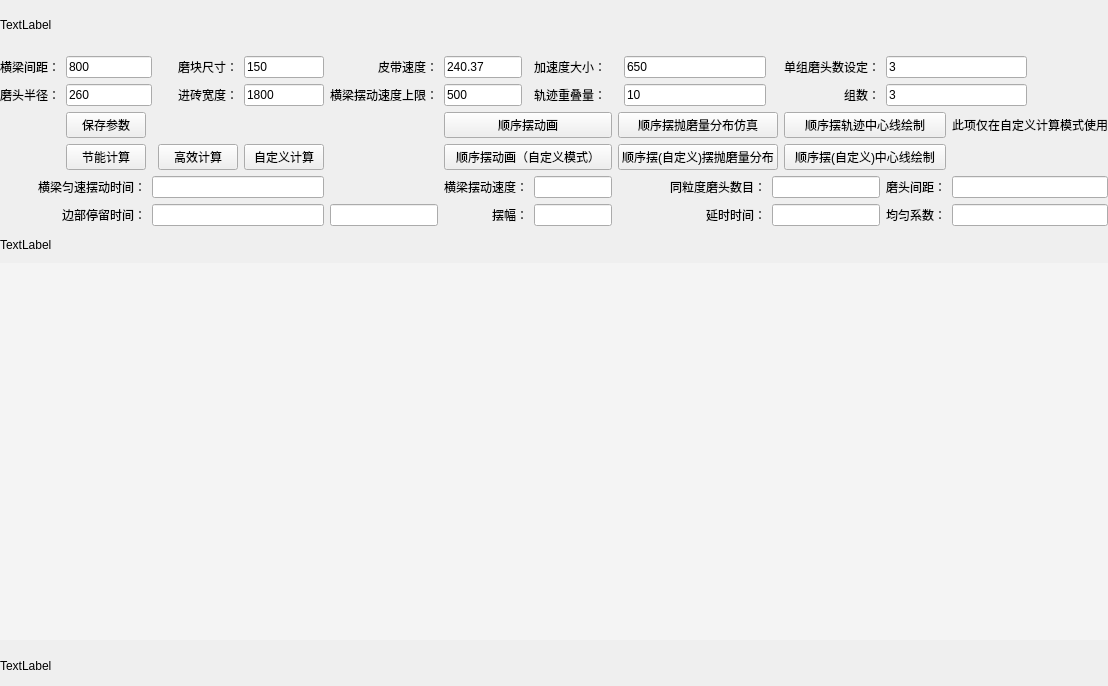
Above: Single_Calc.ui from wuheideyun/PolishingParameterNew before the change. Below: the same form after it.
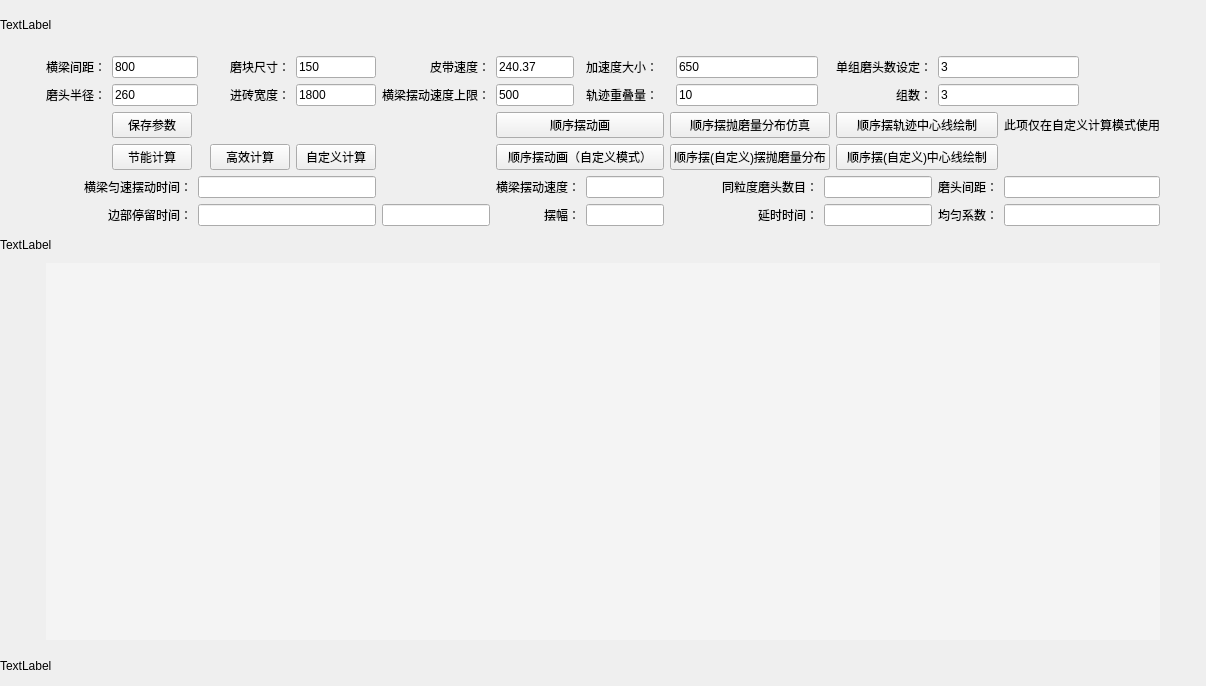
That is the form after the change.

The edit to the form file:
```diff
--- a/Single_Calc.ui
+++ b/Single_Calc.ui
@@ -6,7 +6,7 @@
    <rect>
     <x>0</x>
     <y>0</y>
-    <width>1045</width>
+    <width>1145</width>
     <height>686</height>
    </rect>
   </property>
@@ -27,317 +27,408 @@
     <property name="bottomMargin">
      <number>0</number>
     </property>
-    <item row="5" column="11">
-     <widget class="QLabel" name="label_num">
-      <property name="text">
-       <string>&lt;html&gt;&lt;head/&gt;&lt;body&gt;&lt;p align=&quot;right&quot;&gt;同粒度磨头数目：&lt;/p&gt;&lt;/body&gt;&lt;/html&gt;</string>
-      </property>
-     </widget>
-    </item>
-    <item row="3" column="1">
-     <widget class="QPushButton" name="button_save_parameter">
-      <property name="text">
-       <string>保存参数</string>
-      </property>
-     </widget>
-    </item>
-    <item row="2" column="6">
-     <widget class="QLineEdit" name="lineEdit_beam_speed_up">
-      <property name="text">
-       <string>500</string>
-      </property>
-     </widget>
-    </item>
-    <item row="6" column="11">
+    <item row="6" column="13">
      <widget class="QLabel" name="label_delay_time">
       <property name="text">
        <string>&lt;html&gt;&lt;head/&gt;&lt;body&gt;&lt;p align=&quot;right&quot;&gt;延时时间：&lt;/p&gt;&lt;/body&gt;&lt;/html&gt;</string>
       </property>
      </widget>
     </item>
-    <item row="4" column="10" colspan="4">
-     <widget class="QPushButton" name="button_simulation_order_define">
-      <property name="text">
-       <string>顺序摆(自定义)摆抛磨量分布</string>
-      </property>
-     </widget>
-    </item>
-    <item row="4" column="4">
-     <widget class="QPushButton" name="button_selfdefine_calculate">
-      <property name="text">
-       <string>自定义计算</string>
-      </property>
-     </widget>
-    </item>
-    <item row="4" column="6" colspan="4">
-     <widget class="QPushButton" name="button_animation_order_define">
-      <property name="text">
-       <string>顺序摆动画（自定义模式）</string>
-      </property>
-     </widget>
-    </item>
-    <item row="4" column="14" colspan="2">
-     <widget class="QPushButton" name="button_middle_line_order_define">
-      <property name="text">
-       <string>顺序摆(自定义)中心线绘制</string>
-      </property>
-     </widget>
-    </item>
-    <item row="4" column="3">
-     <widget class="QPushButton" name="button_efficient_calculate">
-      <property name="text">
-       <string>高效计算</string>
-      </property>
-     </widget>
-    </item>
-    <item row="5" column="15">
-     <widget class="QLabel" name="label_between">
-      <property name="text">
-       <string>&lt;html&gt;&lt;head/&gt;&lt;body&gt;&lt;p align=&quot;right&quot;&gt;磨头间距：&lt;/p&gt;&lt;/body&gt;&lt;/html&gt;</string>
-      </property>
-     </widget>
-    </item>
-    <item row="1" column="4">
+    <item row="1" column="6">
      <widget class="QLineEdit" name="lineEdit_grind_size">
       <property name="text">
        <string>150</string>
       </property>
      </widget>
     </item>
-    <item row="1" column="5">
-     <widget class="QLabel" name="label_belt_speed">
+    <item row="5" column="13">
+     <widget class="QLabel" name="label_num">
       <property name="text">
-       <string>&lt;html&gt;&lt;head/&gt;&lt;body&gt;&lt;p align=&quot;right&quot;&gt;皮带速度：&lt;/p&gt;&lt;/body&gt;&lt;/html&gt;</string>
+       <string>&lt;html&gt;&lt;head/&gt;&lt;body&gt;&lt;p align=&quot;right&quot;&gt;同粒度磨头数目：&lt;/p&gt;&lt;/body&gt;&lt;/html&gt;</string>
       </property>
      </widget>
     </item>
-    <item row="2" column="4">
-     <widget class="QLineEdit" name="lineEdit_ceramic_width">
+    <item row="5" column="17">
+     <widget class="QLabel" name="label_between">
       <property name="text">
-       <string>1800</string>
+       <string>&lt;html&gt;&lt;head/&gt;&lt;body&gt;&lt;p align=&quot;right&quot;&gt;磨头间距：&lt;/p&gt;&lt;/body&gt;&lt;/html&gt;</string>
       </property>
      </widget>
     </item>
-    <item row="2" column="1" colspan="2">
-     <widget class="QLineEdit" name="lineEdit_radius">
-      <property name="text">
-       <string>260</string>
-      </property>
-     </widget>
-    </item>
-    <item row="1" column="6">
-     <widget class="QLineEdit" name="lineEdit_belt_speed">
-      <property name="text">
-       <string>240.37</string>
-      </property>
-     </widget>
-    </item>
-    <item row="1" column="1" colspan="2">
-     <widget class="QLineEdit" name="lineEdit_beam_between">
-      <property name="text">
-       <string>800</string>
-      </property>
-     </widget>
-    </item>
-    <item row="6" column="2" colspan="3">
-     <widget class="QLineEdit" name="lineEdit_stay_time">
-      <property name="text">
-       <string/>
-      </property>
-     </widget>
-    </item>
-    <item row="5" column="16" colspan="2">
-     <widget class="QLineEdit" name="lineEdit_between">
-      <property name="text">
-       <string/>
-      </property>
-     </widget>
-    </item>
-    <item row="3" column="10" colspan="4">
-     <widget class="QPushButton" name="button_simulation_order">
-      <property name="text">
-       <string>顺序摆抛磨量分布仿真</string>
-      </property>
-     </widget>
-    </item>
-    <item row="5" column="8" colspan="2">
-     <widget class="QLineEdit" name="lineEdit_beam_swing_speed">
-      <property name="text">
-       <string/>
-      </property>
-     </widget>
-    </item>
-    <item row="2" column="3">
-     <widget class="QLabel" name="label_ceramic_width">
-      <property name="text">
-       <string>&lt;html&gt;&lt;head/&gt;&lt;body&gt;&lt;p align=&quot;right&quot;&gt;进砖宽度：&lt;/p&gt;&lt;/body&gt;&lt;/html&gt;</string>
-      </property>
-     </widget>
-    </item>
-    <item row="3" column="14" colspan="2">
+    <item row="3" column="16" colspan="2">
      <widget class="QPushButton" name="button_middle_line_order">
       <property name="text">
        <string>顺序摆轨迹中心线绘制</string>
       </property>
      </widget>
     </item>
-    <item row="6" column="5">
-     <widget class="QLineEdit" name="lineEdit_self_delay_time"/>
-    </item>
-    <item row="2" column="8">
-     <widget class="QLabel" name="label_overlap">
-      <property name="text">
-       <string>&lt;html&gt;&lt;head/&gt;&lt;body&gt;&lt;p align=&quot;right&quot;&gt;轨迹重叠量：&lt;/p&gt;&lt;/body&gt;&lt;/html&gt;</string>
-      </property>
-     </widget>
-    </item>
-    <item row="5" column="6" colspan="2">
-     <widget class="QLabel" name="label_beam_swing_speed">
-      <property name="text">
-       <string>&lt;html&gt;&lt;head/&gt;&lt;body&gt;&lt;p align=&quot;right&quot;&gt;横梁摆动速度：&lt;/p&gt;&lt;/body&gt;&lt;/html&gt;</string>
-      </property>
-     </widget>
-    </item>
-    <item row="7" column="0" colspan="18">
-     <widget class="QLabel" name="label_middle">
-      <property name="minimumSize">
-       <size>
-        <width>500</width>
-        <height>0</height>
-       </size>
-      </property>
-      <property name="maximumSize">
-       <size>
-        <width>16777215</width>
-        <height>25</height>
-       </size>
-      </property>
-      <property name="text">
-       <string>TextLabel</string>
-      </property>
-     </widget>
-    </item>
-    <item row="1" column="8">
+    <item row="1" column="10">
      <widget class="QLabel" name="label_accelerate">
       <property name="text">
        <string>&lt;html&gt;&lt;head/&gt;&lt;body&gt;&lt;p align=&quot;right&quot;&gt;加速度大小：&lt;/p&gt;&lt;/body&gt;&lt;/html&gt;</string>
       </property>
      </widget>
     </item>
-    <item row="6" column="0" colspan="2">
-     <widget class="QLabel" name="label_stay_time">
+    <item row="5" column="18" colspan="2">
+     <widget class="QLineEdit" name="lineEdit_between">
       <property name="text">
-       <string>&lt;html&gt;&lt;head/&gt;&lt;body&gt;&lt;p align=&quot;right&quot;&gt;边部停留时间：&lt;/p&gt;&lt;/body&gt;&lt;/html&gt;</string>
+       <string/>
       </property>
      </widget>
     </item>
-    <item row="6" column="16" colspan="2">
-     <widget class="QLineEdit" name="lineEdit_coefficient"/>
-    </item>
-    <item row="1" column="0">
-     <widget class="QLabel" name="label_beam_between">
+    <item row="2" column="13">
+     <widget class="QLineEdit" name="lineEdit_overlap">
       <property name="text">
-       <string>&lt;html&gt;&lt;head/&gt;&lt;body&gt;&lt;p align=&quot;right&quot;&gt;横梁间距：&lt;/p&gt;&lt;/body&gt;&lt;/html&gt;</string>
+       <string>10</string>
       </property>
      </widget>
     </item>
-    <item row="3" column="6" colspan="4">
-     <widget class="QPushButton" name="button_animation_order">
-      <property name="text">
-       <string>顺序摆动画</string>
-      </property>
-     </widget>
-    </item>
-    <item row="2" column="0">
+    <item row="2" column="1">
      <widget class="QLabel" name="label_radius">
       <property name="text">
        <string>&lt;html&gt;&lt;head/&gt;&lt;body&gt;&lt;p align=&quot;right&quot;&gt;磨头半径：&lt;/p&gt;&lt;/body&gt;&lt;/html&gt;</string>
       </property>
      </widget>
     </item>
-    <item row="3" column="16" colspan="2">
-     <widget class="QLabel" name="label_tips">
-      <property name="text">
-       <string>此项仅在自定义计算模式使用</string>
-      </property>
-     </widget>
-    </item>
-    <item row="5" column="12" colspan="3">
+    <item row="5" column="14" colspan="3">
      <widget class="QLineEdit" name="lineEdit_num">
       <property name="text">
        <string/>
       </property>
      </widget>
     </item>
-    <item row="0" column="0" colspan="18">
-     <widget class="QLabel" name="label_top">
-      <property name="minimumSize">
-       <size>
-        <width>500</width>
-        <height>0</height>
-       </size>
-      </property>
-      <property name="maximumSize">
-       <size>
-        <width>16777215</width>
-        <height>50</height>
-       </size>
-      </property>
+    <item row="6" column="1" colspan="2">
+     <widget class="QLabel" name="label_stay_time">
       <property name="text">
-       <string>TextLabel</string>
+       <string>&lt;html&gt;&lt;head/&gt;&lt;body&gt;&lt;p align=&quot;right&quot;&gt;边部停留时间：&lt;/p&gt;&lt;/body&gt;&lt;/html&gt;</string>
       </property>
      </widget>
     </item>
-    <item row="4" column="1">
+    <item row="4" column="2">
      <widget class="QPushButton" name="button_energy_calculate">
       <property name="text">
        <string>节能计算</string>
       </property>
      </widget>
     </item>
-    <item row="1" column="3">
+    <item row="1" column="13">
+     <widget class="QLineEdit" name="lineEdit_accelerate">
+      <property name="text">
+       <string>650</string>
+      </property>
+     </widget>
+    </item>
+    <item row="5" column="10" colspan="2">
+     <widget class="QLineEdit" name="lineEdit_beam_swing_speed">
+      <property name="text">
+       <string/>
+      </property>
+     </widget>
+    </item>
+    <item row="5" column="1" colspan="2">
+     <widget class="QLabel" name="label_beam_constant_time">
+      <property name="text">
+       <string>&lt;html&gt;&lt;head/&gt;&lt;body&gt;&lt;p align=&quot;right&quot;&gt;横梁匀速摆动时间：&lt;/p&gt;&lt;/body&gt;&lt;/html&gt;</string>
+      </property>
+     </widget>
+    </item>
+    <item row="2" column="16">
+     <widget class="QLabel" name="label_group_count">
+      <property name="text">
+       <string>&lt;html&gt;&lt;head/&gt;&lt;body&gt;&lt;p align=&quot;right&quot;&gt;组数：&lt;/p&gt;&lt;/body&gt;&lt;/html&gt;</string>
+      </property>
+     </widget>
+    </item>
+    <item row="2" column="7">
+     <widget class="QLabel" name="label_beam_speed_up">
+      <property name="text">
+       <string>&lt;html&gt;&lt;head/&gt;&lt;body&gt;&lt;p align=&quot;right&quot;&gt;横梁摆动速度上限：&lt;/p&gt;&lt;/body&gt;&lt;/html&gt;</string>
+      </property>
+     </widget>
+    </item>
+    <item row="4" column="6">
+     <widget class="QPushButton" name="button_selfdefine_calculate">
+      <property name="text">
+       <string>自定义计算</string>
+      </property>
+     </widget>
+    </item>
+    <item row="2" column="17" colspan="2">
+     <widget class="QLineEdit" name="lineEdit_group_count">
+      <property name="text">
+       <string>3</string>
+      </property>
+     </widget>
+    </item>
+    <item row="2" column="8">
+     <widget class="QLineEdit" name="lineEdit_beam_speed_up">
+      <property name="text">
+       <string>500</string>
+      </property>
+     </widget>
+    </item>
+    <item row="3" column="18" colspan="2">
+     <widget class="QLabel" name="label_tips">
+      <property name="text">
+       <string>此项仅在自定义计算模式使用</string>
+      </property>
+     </widget>
+    </item>
+    <item row="3" column="8" colspan="4">
+     <widget class="QPushButton" name="button_animation_order">
+      <property name="text">
+       <string>顺序摆动画</string>
+      </property>
+     </widget>
+    </item>
+    <item row="4" column="8" colspan="4">
+     <widget class="QPushButton" name="button_animation_order_define">
+      <property name="text">
+       <string>顺序摆动画（自定义模式）</string>
+      </property>
+     </widget>
+    </item>
+    <item row="6" column="8" colspan="2">
+     <widget class="QLabel" name="label_swing">
+      <property name="text">
+       <string>&lt;html&gt;&lt;head/&gt;&lt;body&gt;&lt;p align=&quot;right&quot;&gt;摆幅：&lt;/p&gt;&lt;/body&gt;&lt;/html&gt;</string>
+      </property>
+     </widget>
+    </item>
+    <item row="4" column="16" colspan="2">
+     <widget class="QPushButton" name="button_middle_line_order_define">
+      <property name="text">
+       <string>顺序摆(自定义)中心线绘制</string>
+      </property>
+     </widget>
+    </item>
+    <item row="3" column="2">
+     <widget class="QPushButton" name="button_save_parameter">
+      <property name="text">
+       <string>保存参数</string>
+      </property>
+     </widget>
+    </item>
+    <item row="2" column="10">
+     <widget class="QLabel" name="label_overlap">
+      <property name="text">
+       <string>&lt;html&gt;&lt;head/&gt;&lt;body&gt;&lt;p align=&quot;right&quot;&gt;轨迹重叠量：&lt;/p&gt;&lt;/body&gt;&lt;/html&gt;</string>
+      </property>
+     </widget>
+    </item>
+    <item row="5" column="8" colspan="2">
+     <widget class="QLabel" name="label_beam_swing_speed">
+      <property name="text">
+       <string>&lt;html&gt;&lt;head/&gt;&lt;body&gt;&lt;p align=&quot;right&quot;&gt;横梁摆动速度：&lt;/p&gt;&lt;/body&gt;&lt;/html&gt;</string>
+      </property>
+     </widget>
+    </item>
+    <item row="6" column="18" colspan="2">
+     <widget class="QLineEdit" name="lineEdit_coefficient"/>
+    </item>
+    <item row="4" column="12" colspan="4">
+     <widget class="QPushButton" name="button_simulation_order_define">
+      <property name="text">
+       <string>顺序摆(自定义)摆抛磨量分布</string>
+      </property>
+     </widget>
+    </item>
+    <item row="1" column="17" colspan="2">
+     <widget class="QLineEdit" name="lineEdit_num_set">
+      <property name="text">
+       <string>3</string>
+      </property>
+     </widget>
+    </item>
+    <item row="1" column="8">
+     <widget class="QLineEdit" name="lineEdit_belt_speed">
+      <property name="text">
+       <string>240.37</string>
+      </property>
+     </widget>
+    </item>
+    <item row="2" column="5">
+     <widget class="QLabel" name="label_ceramic_width">
+      <property name="text">
+       <string>&lt;html&gt;&lt;head/&gt;&lt;body&gt;&lt;p align=&quot;right&quot;&gt;进砖宽度：&lt;/p&gt;&lt;/body&gt;&lt;/html&gt;</string>
+      </property>
+     </widget>
+    </item>
+    <item row="1" column="2" colspan="2">
+     <widget class="QLineEdit" name="lineEdit_beam_between">
+      <property name="text">
+       <string>800</string>
+      </property>
+     </widget>
+    </item>
+    <item row="1" column="5">
      <widget class="QLabel" name="label_grind_size">
       <property name="text">
        <string>&lt;html&gt;&lt;head/&gt;&lt;body&gt;&lt;p align=&quot;right&quot;&gt;磨块尺寸：&lt;/p&gt;&lt;/body&gt;&lt;/html&gt;</string>
       </property>
      </widget>
     </item>
-    <item row="6" column="15">
+    <item row="6" column="10" colspan="2">
+     <widget class="QLineEdit" name="lineEdit_swing"/>
+    </item>
+    <item row="6" column="14" colspan="3">
+     <widget class="QLineEdit" name="lineEdit_delay_time">
+      <property name="text">
+       <string/>
+      </property>
+     </widget>
+    </item>
+    <item row="1" column="7">
+     <widget class="QLabel" name="label_belt_speed">
+      <property name="text">
+       <string>&lt;html&gt;&lt;head/&gt;&lt;body&gt;&lt;p align=&quot;right&quot;&gt;皮带速度：&lt;/p&gt;&lt;/body&gt;&lt;/html&gt;</string>
+      </property>
+     </widget>
+    </item>
+    <item row="2" column="2" colspan="2">
+     <widget class="QLineEdit" name="lineEdit_radius">
+      <property name="text">
+       <string>260</string>
+      </property>
+     </widget>
+    </item>
+    <item row="1" column="0">
+     <spacer name="horizontalSpacer">
+      <property name="orientation">
+       <enum>Qt::Orientation::Horizontal</enum>
+      </property>
+      <property name="sizeType">
+       <enum>QSizePolicy::Policy::Fixed</enum>
+      </property>
+      <property name="sizeHint" stdset="0">
+       <size>
+        <width>40</width>
+        <height>20</height>
+       </size>
+      </property>
+     </spacer>
+    </item>
+    <item row="6" column="17">
      <widget class="QLabel" name="label_coefficient">
       <property name="text">
        <string>&lt;html&gt;&lt;head/&gt;&lt;body&gt;&lt;p align=&quot;right&quot;&gt;均匀系数：&lt;/p&gt;&lt;/body&gt;&lt;/html&gt;</string>
       </property>
      </widget>
     </item>
-    <item row="5" column="2" colspan="3">
+    <item row="1" column="16">
+     <widget class="QLabel" name="label_num_set">
+      <property name="text">
+       <string>&lt;html&gt;&lt;head/&gt;&lt;body&gt;&lt;p align=&quot;right&quot;&gt;单组磨头数设定：&lt;/p&gt;&lt;/body&gt;&lt;/html&gt;</string>
+      </property>
+     </widget>
+    </item>
+    <item row="5" column="3" colspan="4">
      <widget class="QLineEdit" name="lineEdit_beam_constant_time">
       <property name="text">
        <string/>
       </property>
      </widget>
     </item>
-    <item row="2" column="5">
-     <widget class="QLabel" name="label_beam_speed_up">
+    <item row="4" column="5">
+     <widget class="QPushButton" name="button_efficient_calculate">
       <property name="text">
-       <string>&lt;html&gt;&lt;head/&gt;&lt;body&gt;&lt;p align=&quot;right&quot;&gt;横梁摆动速度上限：&lt;/p&gt;&lt;/body&gt;&lt;/html&gt;</string>
+       <string>高效计算</string>
       </property>
      </widget>
     </item>
-    <item row="5" column="0" colspan="2">
-     <widget class="QLabel" name="label_beam_constant_time">
+    <item row="6" column="7">
+     <widget class="QLineEdit" name="lineEdit_self_delay_time"/>
+    </item>
+    <item row="2" column="6">
+     <widget class="QLineEdit" name="lineEdit_ceramic_width">
       <property name="text">
-       <string>&lt;html&gt;&lt;head/&gt;&lt;body&gt;&lt;p align=&quot;right&quot;&gt;横梁匀速摆动时间：&lt;/p&gt;&lt;/body&gt;&lt;/html&gt;</string>
+       <string>1800</string>
       </property>
      </widget>
     </item>
-    <item row="8" column="0" colspan="18">
+    <item row="1" column="1">
+     <widget class="QLabel" name="label_beam_between">
+      <property name="text">
+       <string>&lt;html&gt;&lt;head/&gt;&lt;body&gt;&lt;p align=&quot;right&quot;&gt;横梁间距：&lt;/p&gt;&lt;/body&gt;&lt;/html&gt;</string>
+      </property>
+     </widget>
+    </item>
+    <item row="8" column="1" colspan="19">
      <widget class="QWidget" name="widget" native="true">
       <property name="styleSheet">
        <string notr="true">background-color: rgb(244, 244, 244);</string>
       </property>
      </widget>
     </item>
-    <item row="9" column="0" colspan="18">
+    <item row="6" column="3" colspan="4">
+     <widget class="QLineEdit" name="lineEdit_stay_time">
+      <property name="text">
+       <string/>
+      </property>
+     </widget>
+    </item>
+    <item row="3" column="12" colspan="4">
+     <widget class="QPushButton" name="button_simulation_order">
+      <property name="text">
+       <string>顺序摆抛磨量分布仿真</string>
+      </property>
+     </widget>
+    </item>
+    <item row="6" column="20">
+     <spacer name="horizontalSpacer_2">
+      <property name="orientation">
+       <enum>Qt::Orientation::Horizontal</enum>
+      </property>
+      <property name="sizeType">
+       <enum>QSizePolicy::Policy::Fixed</enum>
+      </property>
+      <property name="sizeHint" stdset="0">
+       <size>
+        <width>40</width>
+        <height>20</height>
+       </size>
+      </property>
+     </spacer>
+    </item>
+    <item row="7" column="0" colspan="21">
+     <widget class="QLabel" name="label_middle">
+      <property name="minimumSize">
+       <size>
+        <width>500</width>
+        <height>0</height>
+       </size>
+      </property>
+      <property name="maximumSize">
+       <size>
+        <width>16777215</width>
+        <height>25</height>
+       </size>
+      </property>
+      <property name="text">
+       <string>TextLabel</string>
+      </property>
+     </widget>
+    </item>
+    <item row="0" column="0" colspan="21">
+     <widget class="QLabel" name="label_top">
+      <property name="minimumSize">
+       <size>
+        <width>500</width>
+        <height>0</height>
+       </size>
+      </property>
+      <property name="maximumSize">
+       <size>
+        <width>16777215</width>
+        <height>50</height>
+       </size>
+      </property>
+      <property name="text">
+       <string>TextLabel</string>
+      </property>
+     </widget>
+    </item>
+    <item row="9" column="0" colspan="21">
      <widget class="QLabel" name="label_bottom">
       <property name="minimumSize">
        <size>
@@ -356,65 +447,6 @@
       </property>
      </widget>
     </item>
-    <item row="6" column="6" colspan="2">
-     <widget class="QLabel" name="label_swing">
-      <property name="text">
-       <string>&lt;html&gt;&lt;head/&gt;&lt;body&gt;&lt;p align=&quot;right&quot;&gt;摆幅：&lt;/p&gt;&lt;/body&gt;&lt;/html&gt;</string>
-      </property>
-     </widget>
-    </item>
-    <item row="6" column="12" colspan="3">
-     <widget class="QLineEdit" name="lineEdit_delay_time">
-      <property name="text">
-       <string/>
-      </property>
-     </widget>
-    </item>
-    <item row="6" column="8" colspan="2">
-     <widget class="QLineEdit" name="lineEdit_swing"/>
-    </item>
-    <item row="1" column="11">
-     <widget class="QLineEdit" name="lineEdit_accelerate">
-      <property name="text">
-       <string>650</string>
-      </property>
-     </widget>
-    </item>
-    <item row="2" column="11">
-     <widget class="QLineEdit" name="lineEdit_overlap">
-      <property name="text">
-       <string>10</string>
-      </property>
-     </widget>
-    </item>
-    <item row="1" column="14">
-     <widget class="QLabel" name="label_num_set">
-      <property name="text">
-       <string>&lt;html&gt;&lt;head/&gt;&lt;body&gt;&lt;p align=&quot;right&quot;&gt;单组磨头数设定：&lt;/p&gt;&lt;/body&gt;&lt;/html&gt;</string>
-      </property>
-     </widget>
-    </item>
-    <item row="2" column="14">
-     <widget class="QLabel" name="label_group_count">
-      <property name="text">
-       <string>&lt;html&gt;&lt;head/&gt;&lt;body&gt;&lt;p align=&quot;right&quot;&gt;组数：&lt;/p&gt;&lt;/body&gt;&lt;/html&gt;</string>
-      </property>
-     </widget>
-    </item>
-    <item row="1" column="15" colspan="2">
-     <widget class="QLineEdit" name="lineEdit_num_set">
-      <property name="text">
-       <string>3</string>
-      </property>
-     </widget>
-    </item>
-    <item row="2" column="15" colspan="2">
-     <widget class="QLineEdit" name="lineEdit_group_count">
-      <property name="text">
-       <string>3</string>
-      </property>
-     </widget>
-    </item>
    </layout>
   </widget>
  </widget>
```
